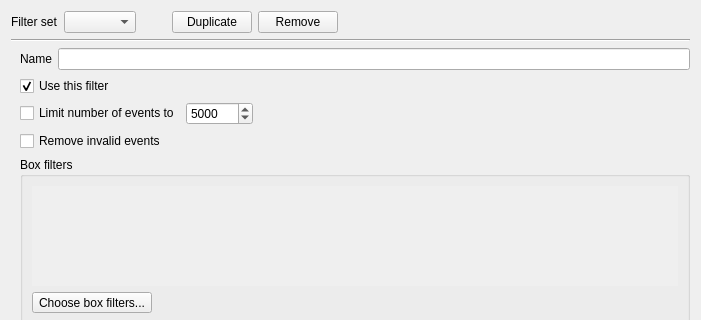
The window that shapeout2/gui/analysis/ana_filter.ui (ZELLMECHANIK-DRESDEN/ShapeOut2) describes before a commit, drawn with Qt 5; both pictures show x 0 to 701 and y 0 to 320 of the 701 by 538 pixel window.
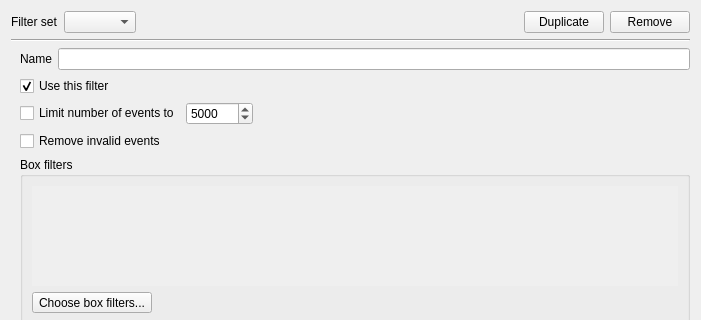
The same window after the commit.

Commit message: adjust comboBox sizes in analysis view

```diff
--- a/shapeout2/gui/analysis/ana_filter.ui
+++ b/shapeout2/gui/analysis/ana_filter.ui
@@ -32,11 +32,11 @@
         <enum>Qt::Horizontal</enum>
        </property>
        <property name="sizeType">
-        <enum>QSizePolicy::Fixed</enum>
+        <enum>QSizePolicy::Expanding</enum>
        </property>
        <property name="sizeHint" stdset="0">
         <size>
-         <width>30</width>
+         <width>0</width>
          <height>20</height>
         </size>
        </property>
@@ -56,19 +56,6 @@
        </property>
       </widget>
      </item>
-     <item>
-      <spacer name="horizontalSpacer">
-       <property name="orientation">
-        <enum>Qt::Horizontal</enum>
-       </property>
-       <property name="sizeHint" stdset="0">
-        <size>
-         <width>40</width>
-         <height>20</height>
-        </size>
-       </property>
-      </spacer>
-     </item>
     </layout>
    </item>
    <item>
```
Left out of the diff: 6 changed lines with no effect on the pictures. The commit also changes 3 other files.
